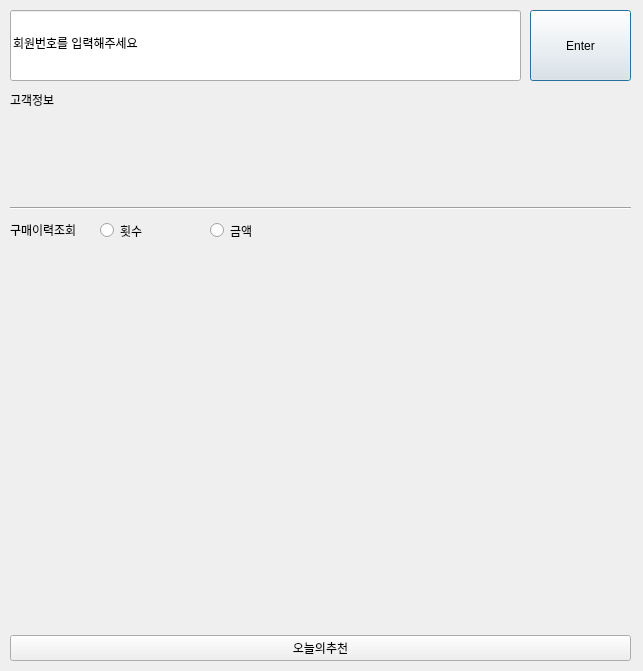
sohyeon98720/Lgorithm, file design_main.ui: the form before one commit.
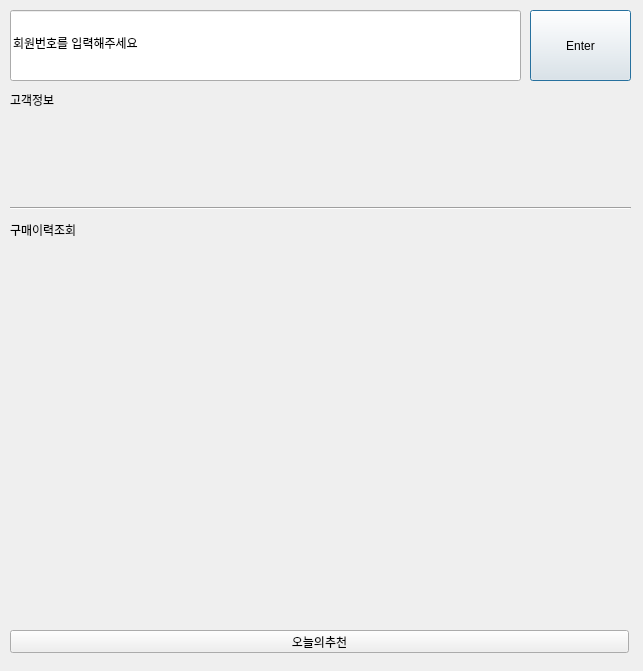
The form after the commit.

```diff
--- a/design_main.ui
+++ b/design_main.ui
@@ -2,6 +2,9 @@
 <ui version="4.0">
  <class>Dialog</class>
  <widget class="QDialog" name="Dialog">
+  <property name="enabled">
+   <bool>true</bool>
+  </property>
   <property name="geometry">
    <rect>
     <x>0</x>
@@ -85,27 +88,12 @@
    <property name="geometry">
     <rect>
      <x>10</x>
-     <y>250</y>
+     <y>240</y>
      <width>621</width>
-     <height>411</height>
+     <height>381</height>
     </rect>
    </property>
-   <layout class="QVBoxLayout" name="verticalLayout">
-    <item>
-     <widget class="QLabel" name="label_piechart">
-      <property name="text">
-       <string/>
-      </property>
-     </widget>
-    </item>
-    <item>
-     <widget class="QPushButton" name="pushButton_recom">
-      <property name="text">
-       <string>오늘의추천</string>
-      </property>
-     </widget>
-    </item>
-   </layout>
+   <layout class="QVBoxLayout" name="verticalLayout_graph"/>
   </widget>
   <widget class="QLabel" name="label">
    <property name="geometry">
@@ -146,30 +134,20 @@
     <enum>Qt::Horizontal</enum>
    </property>
   </widget>
-  <widget class="QRadioButton" name="radioButton_count">
-   <property name="geometry">
-    <rect>
-     <x>100</x>
-     <y>220</y>
-     <width>95</width>
-     <height>21</height>
-    </rect>
+  <widget class="QPushButton" name="pushButton_recom">
+   <property name="enabled">
+    <bool>true</bool>
    </property>
-   <property name="text">
-    <string>횟수</string>
-   </property>
-  </widget>
-  <widget class="QRadioButton" name="radioButton_price">
    <property name="geometry">
     <rect>
-     <x>210</x>
-     <y>220</y>
-     <width>95</width>
-     <height>21</height>
+     <x>10</x>
+     <y>630</y>
+     <width>619</width>
+     <height>23</height>
     </rect>
    </property>
    <property name="text">
-    <string>금액</string>
+    <string>오늘의추천</string>
    </property>
   </widget>
  </widget>
```
